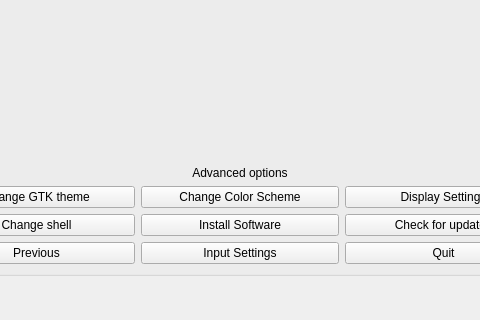
Above: ubuntu_sway_welcome/ui/mainwindow.ui from Ubuntu-Sway/ubuntu-sway-welcome before the change; both pictures show x 92 to 572 and y 153 to 473 of the 664 by 473 pixel window. Below: the same form after it.
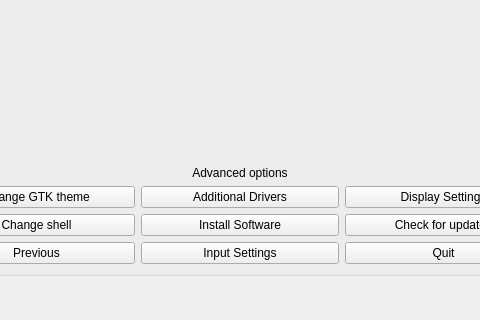
That is the form after the change. The open tabs and pages were chosen to show the change. Icons and pictures are not drawn.

Commit message: Replace color scheme button with additional drivers button

```diff
--- a/ubuntu_sway_welcome/ui/mainwindow.ui
+++ b/ubuntu_sway_welcome/ui/mainwindow.ui
@@ -306,7 +306,7 @@
              <item row="0" column="1">
               <widget class="QPushButton" name="btnScheme">
                <property name="text">
-                <string>Change Color Scheme</string>
+                <string>Additional Drivers</string>
                </property>
                <property name="icon">
                 <iconset theme="preferences-desktop-theme"/>
```
Left out of the diff: 59 changed lines with no effect on the pictures. The commit also changes 6 other files.
